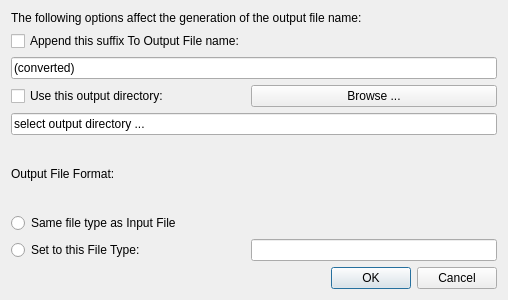
jniemann66/ferocious, file ferocious/outputfileoptions_dialog.ui: the form before one commit.
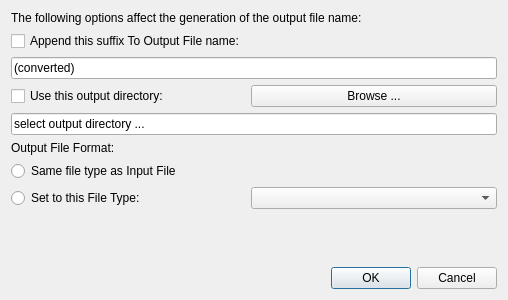
The form after the commit. Icons and pictures are not drawn.

```diff
--- a/ferocious/outputfileoptions_dialog.ui
+++ b/ferocious/outputfileoptions_dialog.ui
@@ -52,7 +52,7 @@
      </property>
     </widget>
    </item>
-   <item row="7" column="0">
+   <item row="13" column="0">
     <widget class="QRadioButton" name="setFileExt_radioButton">
      <property name="sizePolicy">
       <sizepolicy hsizetype="Minimum" vsizetype="Fixed">
@@ -72,14 +72,14 @@
      </property>
     </widget>
    </item>
-   <item row="5" column="0">
+   <item row="6" column="0">
     <widget class="QLabel" name="outputFileFormatLabel">
      <property name="text">
       <string>Output File Format:</string>
      </property>
     </widget>
    </item>
-   <item row="10" column="0" colspan="2">
+   <item row="19" column="0" colspan="2">
     <widget class="QDialogButtonBox" name="OutputFileOptions_buttonBox">
      <property name="font">
       <font>
@@ -97,6 +97,16 @@
      </property>
     </widget>
    </item>
+   <item row="13" column="1">
+    <widget class="QComboBox" name="outputFileformatCombo">
+     <property name="sizePolicy">
+      <sizepolicy hsizetype="Preferred" vsizetype="Fixed">
+       <horstretch>10</horstretch>
+       <verstretch>0</verstretch>
+      </sizepolicy>
+     </property>
+    </widget>
+   </item>
    <item row="4" column="0" colspan="2">
     <widget class="QLineEdit" name="outDirectory_lineEdit">
      <property name="styleSheet">
@@ -135,25 +145,25 @@
      </property>
     </widget>
    </item>
-   <item row="6" column="0">
+   <item row="7" column="0">
     <widget class="QRadioButton" name="SameFileExt_radioButton">
      <property name="text">
       <string>Same file type as Input File</string>
      </property>
     </widget>
    </item>
-   <item row="7" column="1">
-    <widget class="QLineEdit" name="outFileExt_lineEdit">
-     <property name="sizePolicy">
-      <sizepolicy hsizetype="Expanding" vsizetype="Fixed">
-       <horstretch>10</horstretch>
-       <verstretch>0</verstretch>
-      </sizepolicy>
+   <item row="14" column="0">
+    <spacer name="verticalSpacer">
+     <property name="orientation">
+      <enum>Qt::Orientation::Vertical</enum>
      </property>
-     <property name="styleSheet">
-      <string notr="true"/>
+     <property name="sizeHint" stdset="0">
+      <size>
+       <width>20</width>
+       <height>40</height>
+      </size>
      </property>
-    </widget>
+    </spacer>
    </item>
   </layout>
  </widget>
```
